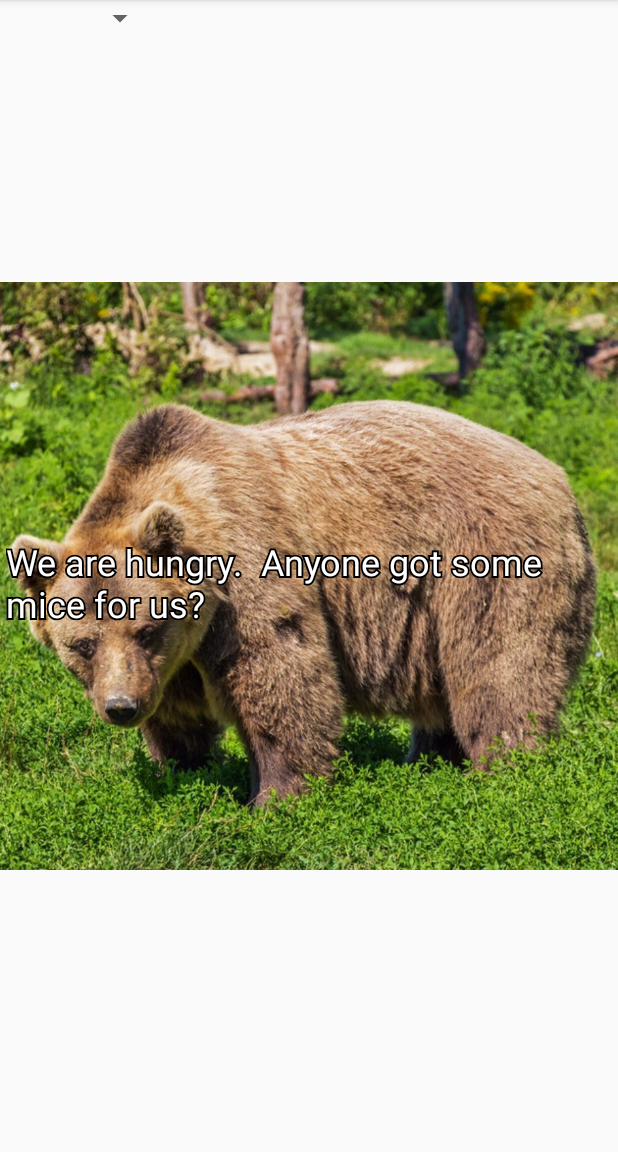
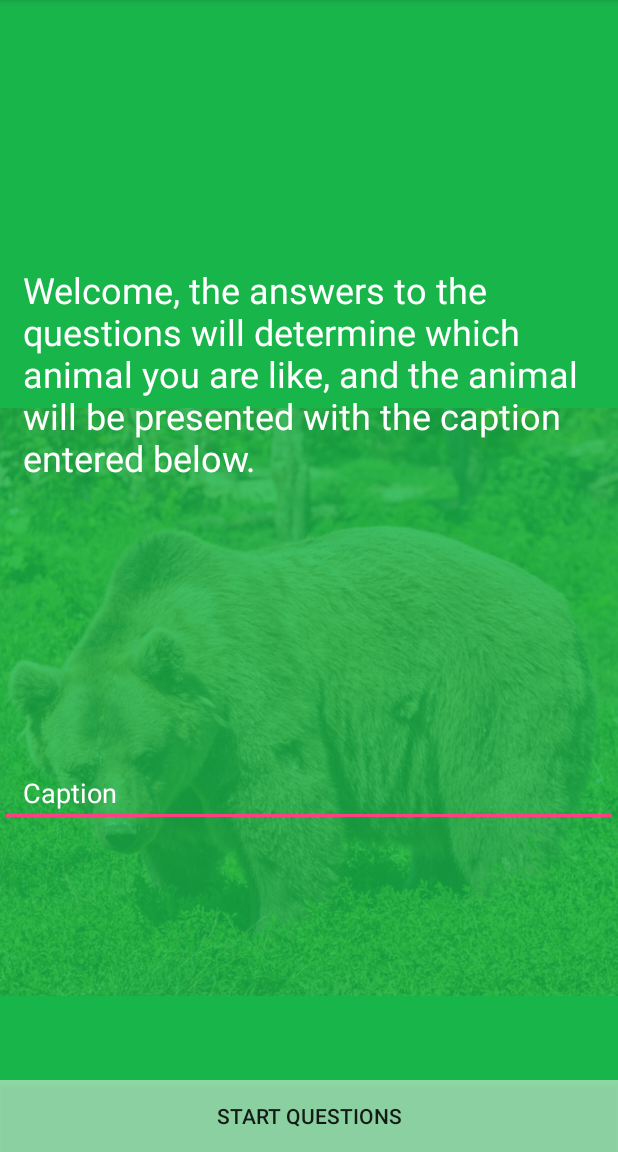
Before and after one commit to nathanpart/WhichAnimalAreYou, an Android app: the screen it shows after launch (MainActivity), on a phone screen of 412 x 824 dp, the part 84-1236 px from its top. Run offline under Robolectric (Android 15) with nearby library versions, the phone set to English and light mode, and no system bars.

Commit message:
Added additional activities, Created intro layout

```diff
--- a/app/src/main/AndroidManifest.xml
+++ b/app/src/main/AndroidManifest.xml
@@ -9,13 +9,17 @@
         android:roundIcon="@mipmap/ic_launcher_round"
         android:supportsRtl="true"
         android:theme="@style/AppTheme">
-        <activity android:name=".ui.MainActivity">
+        <activity android:name=".ui.activities.MainActivity">
             <intent-filter>
                 <action android:name="android.intent.action.MAIN"/>
 
                 <category android:name="android.intent.category.LAUNCHER"/>
             </intent-filter>
         </activity>
+        <activity android:name=".ui.activities.CharacterActivity">
+        </activity>
+        <activity android:name=".ui.activities.QuestionsActivity">
+        </activity>
     </application>
 
 </manifest>
--- a/app/src/main/java/partridge/nathan/whichanimalareyou/ui/MainActivity.java
+++ b/app/src/main/java/partridge/nathan/whichanimalareyou/ui/activities/MainActivity.java
@@ -1,4 +1,4 @@
-package partridge.nathan.whichanimalareyou.ui;
+package partridge.nathan.whichanimalareyou.ui.activities;
 
 import android.media.MediaPlayer;
 import android.support.v7.app.AppCompatActivity;
--- a/app/src/main/java/partridge/nathan/whichanimalareyou/TextViewOutline.java
+++ b/app/src/main/java/partridge/nathan/whichanimalareyou/ui/views/TextViewOutline.java
@@ -1,4 +1,4 @@
-package partridge.nathan.whichanimalareyou;
+package partridge.nathan.whichanimalareyou.ui.views;
 
 // Support drawing an outline around text to allow contrast with background.
 // Based on an example by YGHM on stackoverflow.
@@ -10,6 +10,8 @@ import android.graphics.Canvas;
 import android.graphics.Color;
 import android.graphics.Paint;
 import android.util.AttributeSet;
+
+import partridge.nathan.whichanimalareyou.R;
 
 
 public class TextViewOutline extends android.support.v7.widget.AppCompatTextView {
--- a/app/src/main/res/layout/activity_main.xml
+++ b/app/src/main/res/layout/activity_main.xml
@@ -5,39 +5,64 @@
     xmlns:tools="http://schemas.android.com/tools"
     android:layout_width="match_parent"
     android:layout_height="match_parent"
-    tools:context="partridge.nathan.whichanimalareyou.ui.MainActivity">
+    android:background="#18b64a"
+    tools:context="partridge.nathan.whichanimalareyou.ui.activities.MainActivity">
+
 
     <ImageView
         android:id="@+id/imageView"
         android:layout_width="wrap_content"
-        android:layout_height="0dp"
+        android:layout_height="wrap_content"
+        android:src="@drawable/bear"
+        android:tint="#D018b64a"
         app:layout_constraintBottom_toBottomOf="parent"
+        app:layout_constraintHorizontal_bias="0.0"
+        app:layout_constraintLeft_toLeftOf="parent"
         app:layout_constraintRight_toRightOf="parent"
         app:layout_constraintTop_toTopOf="parent"
-        app:layout_constraintVertical_bias="0.0"
-        app:srcCompat="@drawable/cat"/>
+        app:layout_constraintVertical_bias="1.0"/>
 
-    <partridge.nathan.whichanimalareyou.TextViewOutline
-        android:id="@+id/textView"
+    <TextView
+        android:id="@+id/introMessage"
         android:layout_width="wrap_content"
         android:layout_height="wrap_content"
-        android:layout_marginStart="8dp"
+        android:layout_marginBottom="8dp"
         android:layout_marginTop="8dp"
-        android:text="We are hungry.  Anyone got some mice for us? "
-        android:textColor="@android:color/white"
+        android:paddingLeft="15dp"
+        android:paddingRight="15dp"
+        android:text="@string/intro_msg"
+        android:textColor="#ffffffff"
         android:textSize="24sp"
-        app:layout_constraintBottom_toBottomOf="parent"
-        app:layout_constraintEnd_toEndOf="@+id/imageView"
-        app:layout_constraintStart_toStartOf="@+id/imageView"
         app:layout_constraintTop_toTopOf="parent"
-        app:outlineColor="@android:color/black"
-        app:outlineSize="3dp"
+        app:layout_constraintLeft_toLeftOf="parent"
+        app:layout_constraintRight_toRightOf="parent"
+        app:layout_constraintBottom_toTopOf="@+id/captionText"/>
+
+    <EditText
+        android:id="@+id/captionText"
+        android:layout_width="match_parent"
+        android:layout_height="wrap_content"
+        android:layout_marginTop="8dp"
+        android:ems="10"
+        android:inputType="text"
+        android:paddingLeft="15dp"
+        android:paddingRight="15dp"
+        android:text="@string/caption"
+        android:textColor="#ffffffff"
+        app:layout_constraintBottom_toTopOf="@+id/startButton"
+        app:layout_constraintLeft_toLeftOf="parent"
+        app:layout_constraintRight_toRightOf="parent"
+        app:layout_constraintTop_toBottomOf="@+id/introMessage"
         />
 
-    <Spinner
-        android:id="@+id/spinner"
-        android:layout_width="104dp"
+    <Button
+        android:id="@+id/startButton"
+        android:layout_width="match_parent"
         android:layout_height="wrap_content"
-        tools:layout_editor_absoluteX="46dp"
-        tools:layout_editor_absoluteY="52dp"/>
+        android:background="#80ffffff"
+        android:text="@string/start_questions"
+        app:layout_constraintBottom_toBottomOf="parent"
+        app:layout_constraintHorizontal_bias="0.4"
+        app:layout_constraintLeft_toLeftOf="parent"
+        app:layout_constraintRight_toRightOf="parent"/>
 </android.support.constraint.ConstraintLayout>
--- a/app/src/main/res/values/strings.xml
+++ b/app/src/main/res/values/strings.xml
@@ -1,4 +1,7 @@
 <resources>
     <string name="app_name">Which Animal Are You?</string>
+    <string name="intro_msg">Welcome, the answers to the questions will determine which animal you are like, and the animal will be presented with the caption entered below.</string>
+    <string name="start_questions">Start Questions</string>
+    <string name="caption">Caption</string>
 
 </resources>
```
Also changed, not shown: app/src/main/java/partridge/nathan/whichanimalareyou/ui/activities/CharacterActivity.java (added, +15 -0 lines), app/src/main/java/partridge/nathan/whichanimalareyou/ui/activities/QuestionsActivity.java (added, +15 -0 lines), app/src/main/res/layout/activity_character.xml (added, +10 -0 lines), app/src/main/res/layout/activity_questions.xml (added, +10 -0 lines).
